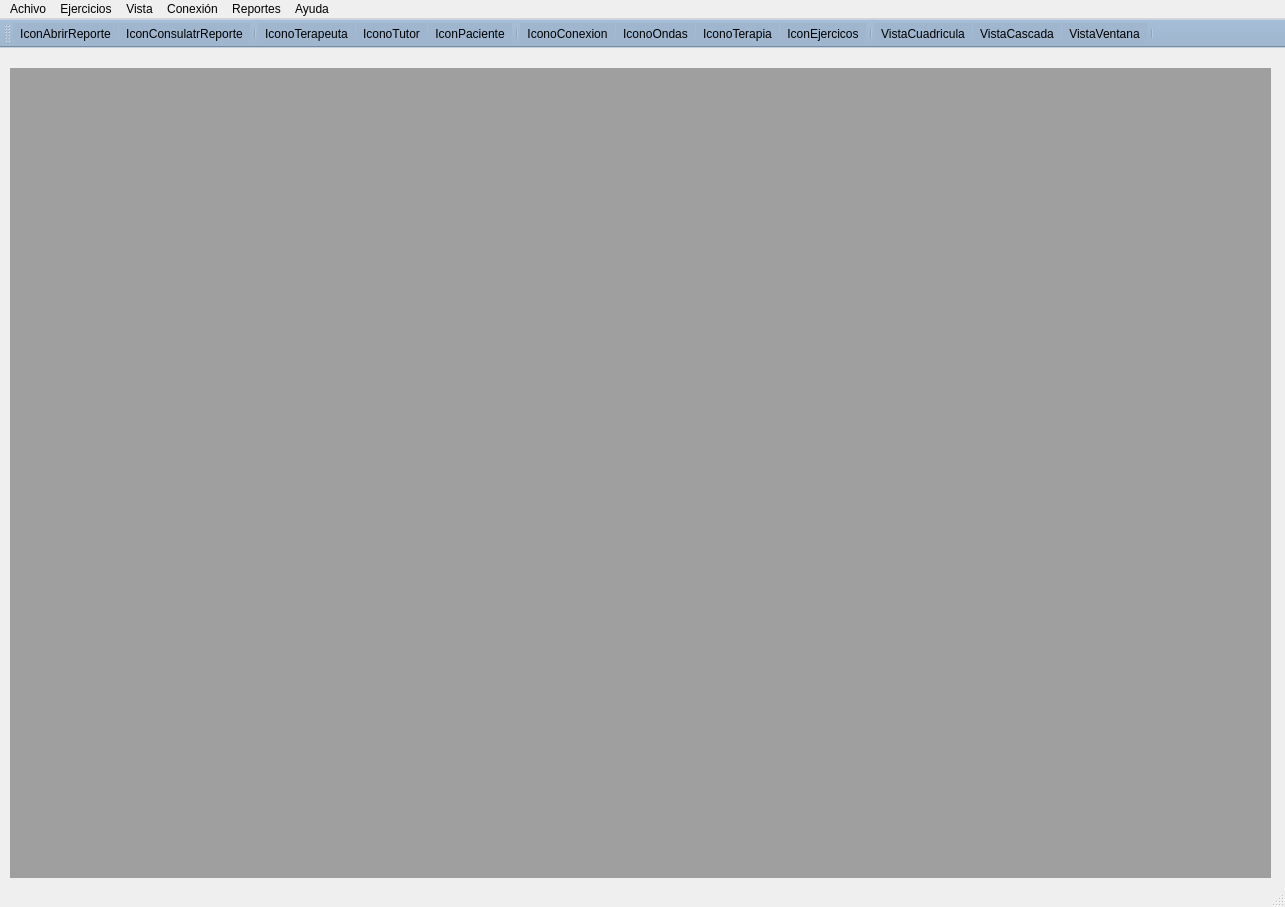
Before: the Qt Designer form pythonProject/vistas/principalCognitronp.ui in francisco2124/Cognidron-EEG-Version1.0, drawn with Qt 5.
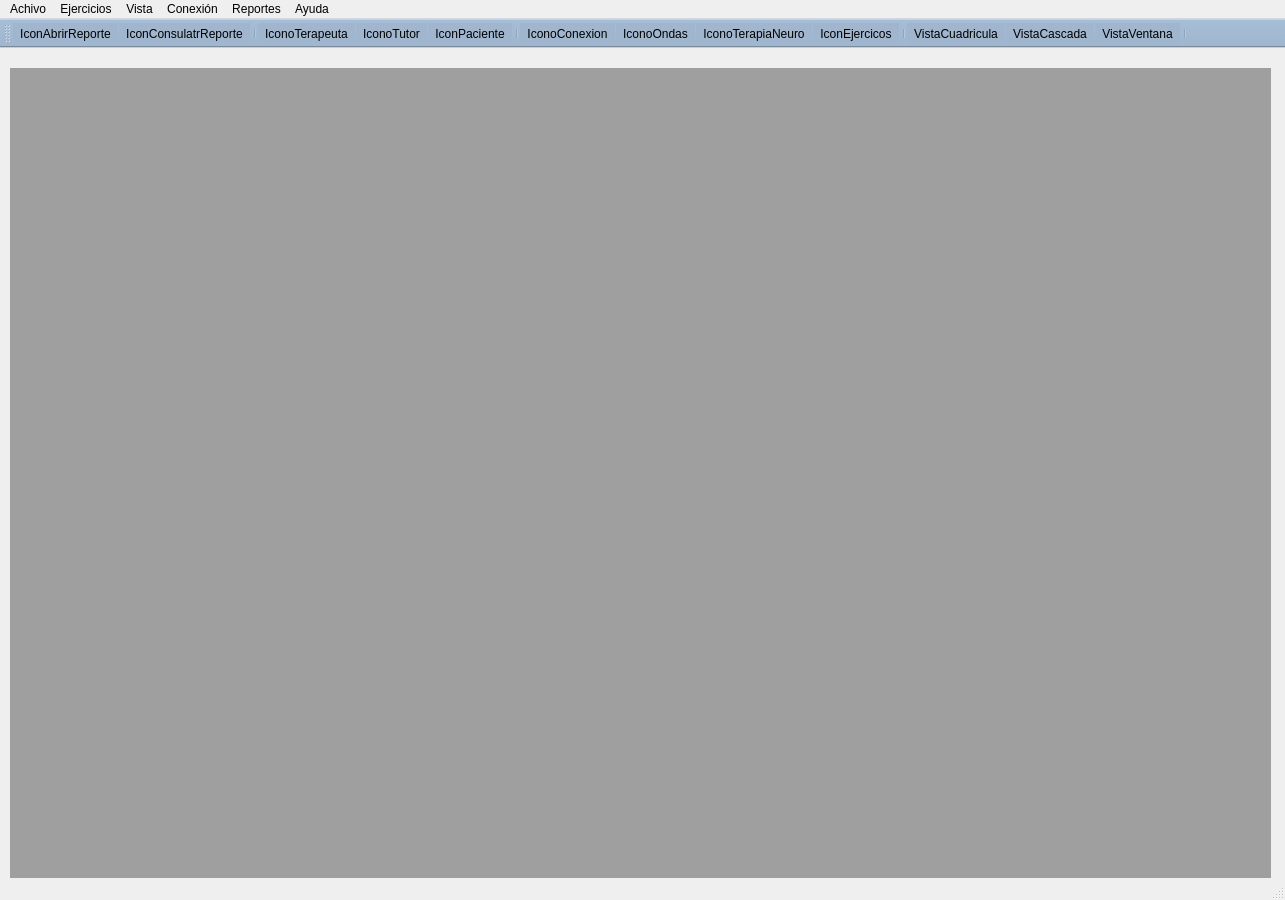
After: the same form once the commit is applied. Icons and pictures are not drawn.

Commit message: Actualizaciones de ventana de terapia tipo Neurofeedback

Diff of the .ui file:
```diff
--- a/pythonProject/vistas/principalCognitronp.ui
+++ b/pythonProject/vistas/principalCognitronp.ui
@@ -7,7 +7,7 @@
     <x>0</x>
     <y>0</y>
     <width>1285</width>
-    <height>907</height>
+    <height>900</height>
    </rect>
   </property>
   <property name="windowTitle">
@@ -530,7 +530,7 @@
      <normaloff>:/newPrefix/idea-genial.png</normaloff>:/newPrefix/idea-genial.png</iconset>
    </property>
    <property name="text">
-    <string>IconoTerapia</string>
+    <string>IconoTerapiaNeuro</string>
    </property>
    <property name="toolTip">
     <string>Abrir Terapa</string>
```
The commit also changes 30 other files.
